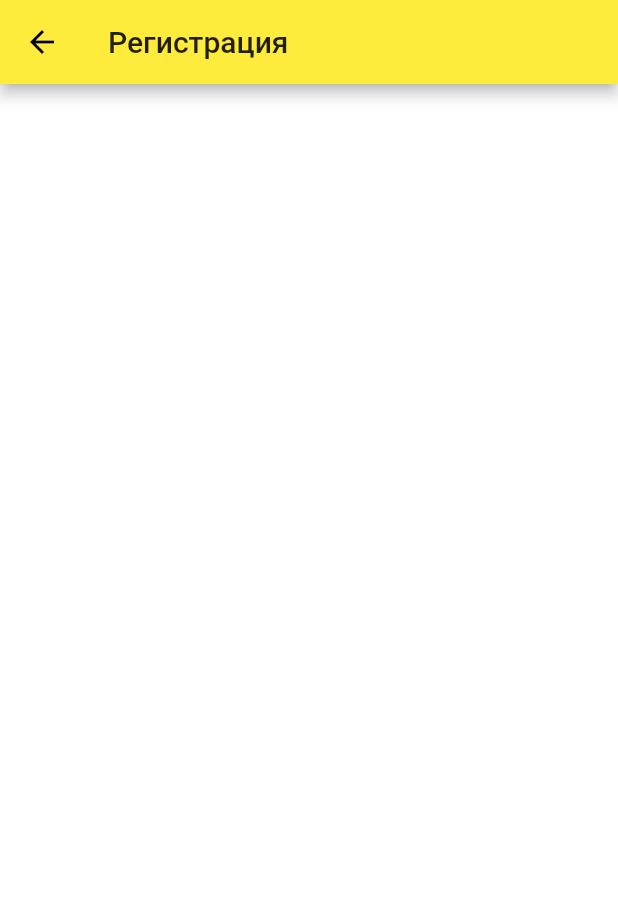
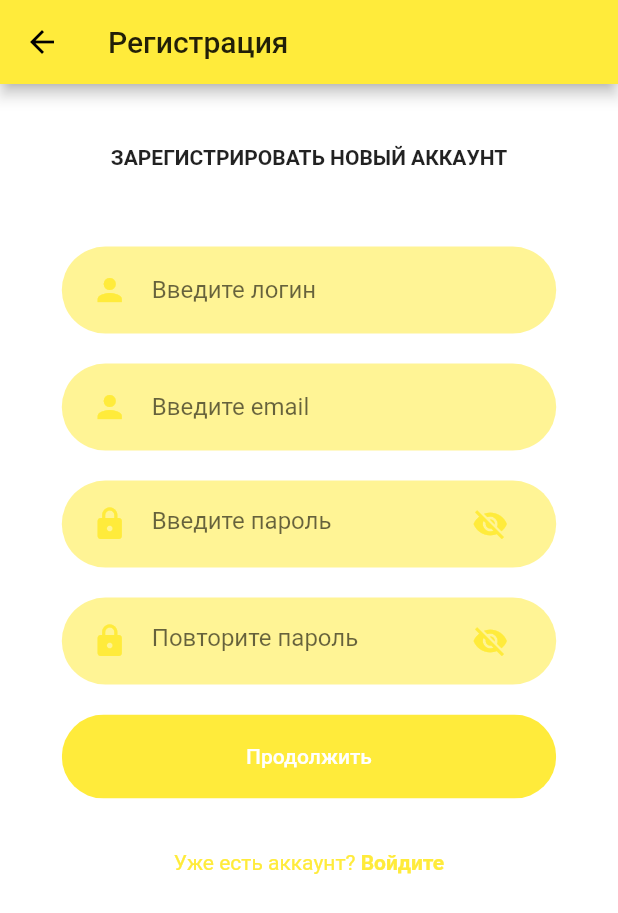
Before and after one commit to zilzilok/avid_frontend, a Flutter app: the RegScreen screen opened by its route, on a phone screen of 412 x 824 dp. Shown: the top 913 px of the screen. Run offline on Flutter 3.47's test engine with Material 2 defaults, Android fonts, the phone set to English and light mode, and no system bars.

Commit message:
login + reg screens

```diff
--- /dev/null
+++ b/lib/components/text_field_container.dart
@@ -0,0 +1,25 @@
+import 'package:avid_frontend/res/constants.dart';
+import 'package:flutter/material.dart';
+
+class TextFieldContainer extends StatelessWidget {
+  final Widget child;
+  const TextFieldContainer({
+    Key key,
+    this.child,
+  }) : super(key: key);
+
+  @override
+  Widget build(BuildContext context) {
+    Size size = MediaQuery.of(context).size;
+    return Container(
+      margin: EdgeInsets.symmetric(vertical: 10),
+      padding: EdgeInsets.symmetric(horizontal: 20, vertical: 5),
+      width: size.width * 0.8,
+      decoration: BoxDecoration(
+        color: kPrimaryLightColor,
+        borderRadius: BorderRadius.circular(29),
+      ),
+      child: child,
+    );
+  }
+}
--- a/lib/main.dart
+++ b/lib/main.dart
@@ -1,7 +1,7 @@
 import 'package:avid_frontend/res/constants.dart';
-import 'package:avid_frontend/screens/reg/reg_screen.dart';
+import 'package:avid_frontend/screens/auth/reg/reg_screen.dart';
 import 'package:flutter/material.dart';
-import 'package:avid_frontend/screens/login/login_screen.dart';
+import 'package:avid_frontend/screens/auth/login/login_screen.dart';
 import 'package:avid_frontend/screens/welcome/welcome_screen.dart';
 
 void main() {
--- /dev/null
+++ b/lib/screens/auth/components/already_have_an_account_check.dart
@@ -0,0 +1,35 @@
+import 'package:avid_frontend/res/constants.dart';
+import 'package:flutter/material.dart';
+
+class AlreadyHaveAnAccountCheck extends StatelessWidget {
+  final bool login;
+  final Function onPressed;
+  const AlreadyHaveAnAccountCheck({
+    Key key,
+    this.login = true,
+    this.onPressed,
+  }) : super(key: key);
+
+  @override
+  Widget build(BuildContext context) {
+    return Row(
+      mainAxisAlignment: MainAxisAlignment.center,
+      children: <Widget>[
+        Text(
+          login ? "Нет аккаунта? " : "Уже есть аккаунт? ",
+          style: TextStyle(color: kPrimaryColor),
+        ),
+        GestureDetector(
+          onTap: onPressed,
+          child: Text(
+            login ? "Зарегистрируйтесь" : "Войдите",
+            style: TextStyle(
+              color: kPrimaryColor,
+              fontWeight: FontWeight.bold,
+            ),
+          ),
+        )
+      ],
+    );
+  }
+}
--- /dev/null
+++ b/lib/screens/auth/components/rounded_input_field.dart
@@ -0,0 +1,34 @@
+import 'package:avid_frontend/components/text_field_container.dart';
+import 'package:avid_frontend/res/constants.dart';
+import 'package:flutter/material.dart';
+
+class RoundedInputField extends StatelessWidget {
+  final String hintText;
+  final IconData icon;
+  final ValueChanged<String> onChanged;
+
+  const RoundedInputField({
+    Key key,
+    this.hintText,
+    this.icon = Icons.person,
+    this.onChanged,
+  }) : super(key: key);
+
+  @override
+  Widget build(BuildContext context) {
+    return TextFieldContainer(
+      child: TextField(
+        onChanged: onChanged,
+        cursorColor: kPrimaryColor,
+        decoration: InputDecoration(
+          icon: Icon(
+            icon,
+            color: kPrimaryColor,
+          ),
+          hintText: hintText,
+          border: InputBorder.none,
+        ),
+      ),
+    );
+  }
+}
--- /dev/null
+++ b/lib/screens/auth/components/rounded_password_field.dart
@@ -0,0 +1,62 @@
+import 'package:avid_frontend/components/text_field_container.dart';
+import 'package:avid_frontend/res/constants.dart';
+import 'package:flutter/material.dart';
+
+class RoundedPasswordField extends StatefulWidget {
+  final String hintText;
+  final IconData icon;
+
+  const RoundedPasswordField({
+    this.hintText = "Пароль",
+    this.icon = Icons.lock,
+  });
+
+  @override
+  _RoundedPasswordFieldState createState() =>
+      _RoundedPasswordFieldState(this.hintText, this.icon);
+}
+
+class _RoundedPasswordFieldState extends State<RoundedPasswordField> {
+  final String hintText;
+  final IconData icon;
+  bool _passwordVisible;
+
+  _RoundedPasswordFieldState(this.hintText, this.icon);
+
+  @override
+  void initState() {
+    _passwordVisible = false;
+    super.initState();
+  }
+
+  @override
+  Widget build(BuildContext context) {
+    return TextFieldContainer(
+      child: TextFormField(
+        keyboardType: TextInputType.text,
+        obscureText: !_passwordVisible,
+        enableSuggestions: false,
+        cursorColor: kPrimaryColor,
+        decoration: InputDecoration(
+          hintText: hintText,
+          icon: Icon(
+            icon,
+            color: kPrimaryColor,
+          ),
+          suffixIcon: IconButton(
+            icon: Icon(
+              _passwordVisible ? Icons.visibility : Icons.visibility_off,
+              color: kPrimaryColor,
+            ),
+            onPressed: () {
+              setState(() {
+                _passwordVisible = !_passwordVisible;
+              });
+            },
+          ),
+          border: InputBorder.none,
+        ),
+      ),
+    );
+  }
+}
--- /dev/null
+++ b/lib/screens/auth/login/components/login_body.dart
@@ -0,0 +1,41 @@
+import 'package:avid_frontend/components/rounded_button.dart';
+import 'package:avid_frontend/screens/auth/components/already_have_an_account_check.dart';
+import 'package:avid_frontend/screens/auth/components/rounded_input_field.dart';
+import 'package:avid_frontend/screens/auth/components/rounded_password_field.dart';
+import 'package:flutter/material.dart';
+
+class LoginBody extends StatelessWidget {
+  @override
+  Widget build(BuildContext context) {
+    Size size = MediaQuery.of(context).size;
+    return SingleChildScrollView(
+      child: Column(
+        mainAxisAlignment: MainAxisAlignment.center,
+        children: <Widget>[
+          SizedBox(height: size.height * 0.05),
+          Text(
+            "ВОЙТИ В СУЩЕСТВУЮЩИЙ АККАУНТ",
+            style: TextStyle(fontWeight: FontWeight.bold),
+          ),
+          SizedBox(height: size.height * 0.05),
+          RoundedInputField(
+            hintText: "Введите логин/email",
+            onChanged: (value) {},
+          ),
+          RoundedPasswordField(hintText: "Введите пароль",),
+          RoundedButton(
+            text: "Войти",
+            onPressed: () {},
+          ),
+          SizedBox(height: size.height * 0.03),
+          AlreadyHaveAnAccountCheck(
+            onPressed: () {
+              Navigator.pop(context);
+              Navigator.pushNamed(context, "/register");
+            },
+          ),
+        ],
+      ),
+    );
+  }
+}
--- a/lib/screens/login/login_screen.dart
+++ b/lib/screens/auth/login/login_screen.dart
@@ -1,10 +1,15 @@
 import 'package:flutter/material.dart';
+
+import 'components/login_body.dart';
 
 class LoginScreen extends StatelessWidget {
   @override
   Widget build(BuildContext context) {
     return Scaffold(
-      appBar: AppBar(title: Text('Авторизация'),),
+      appBar: AppBar(
+        title: Text('Авторизация'),
+      ),
+      body: LoginBody(),
     );
   }
 }
--- /dev/null
+++ b/lib/screens/auth/reg/components/reg_body.dart
@@ -0,0 +1,51 @@
+import 'package:avid_frontend/components/rounded_button.dart';
+import 'package:avid_frontend/screens/auth/components/already_have_an_account_check.dart';
+import 'package:avid_frontend/screens/auth/components/rounded_input_field.dart';
+import 'package:avid_frontend/screens/auth/components/rounded_password_field.dart';
+import 'package:flutter/material.dart';
+
+class RegBody extends StatelessWidget {
+  @override
+  Widget build(BuildContext context) {
+    Size size = MediaQuery.of(context).size;
+    return SingleChildScrollView(
+      child: Column(
+        mainAxisAlignment: MainAxisAlignment.center,
+        children: <Widget>[
+          SizedBox(height: size.height * 0.05),
+          Text(
+            "ЗАРЕГИСТРИРОВАТЬ НОВЫЙ АККАУНТ",
+            style: TextStyle(fontWeight: FontWeight.bold),
+          ),
+          SizedBox(height: size.height * 0.05),
+          RoundedInputField(
+            hintText: "Введите логин",
+            onChanged: (value) {},
+          ),
+          RoundedInputField(
+            hintText: "Введите email",
+            onChanged: (value) {},
+          ),
+          RoundedPasswordField(
+            hintText: "Введите пароль",
+          ),
+          RoundedPasswordField(
+            hintText: "Повторите пароль",
+          ),
+          RoundedButton(
+            text: "Продолжить",
+            onPressed: () {},
+          ),
+          SizedBox(height: size.height * 0.03),
+          AlreadyHaveAnAccountCheck(
+            login: false,
+            onPressed: () {
+              Navigator.pop(context);
+              Navigator.pushNamed(context, "/login");
+            },
+          ),
+        ],
+      ),
+    );
+  }
+}
--- a/lib/screens/reg/reg_screen.dart
+++ b/lib/screens/auth/reg/reg_screen.dart
@@ -1,3 +1,4 @@
+import 'package:avid_frontend/screens/auth/reg/components/reg_body.dart';
 import 'package:flutter/material.dart';
 
 class RegScreen extends StatelessWidget {
@@ -5,6 +6,7 @@ class RegScreen extends StatelessWidget {
   Widget build(BuildContext context) {
     return Scaffold(
       appBar: AppBar(title: Text('Регистрация'),),
+      body: RegBody(),
     );
   }
 }
--- a/lib/screens/welcome/welcome_screen.dart
+++ b/lib/screens/welcome/welcome_screen.dart
@@ -1,4 +1,4 @@
-import 'package:avid_frontend/screens/welcome/components/welcome_body.dart';
+import 'components/welcome_body.dart';
 import 'package:flutter/material.dart';
 
 class WelcomeScreen extends StatelessWidget {
```
